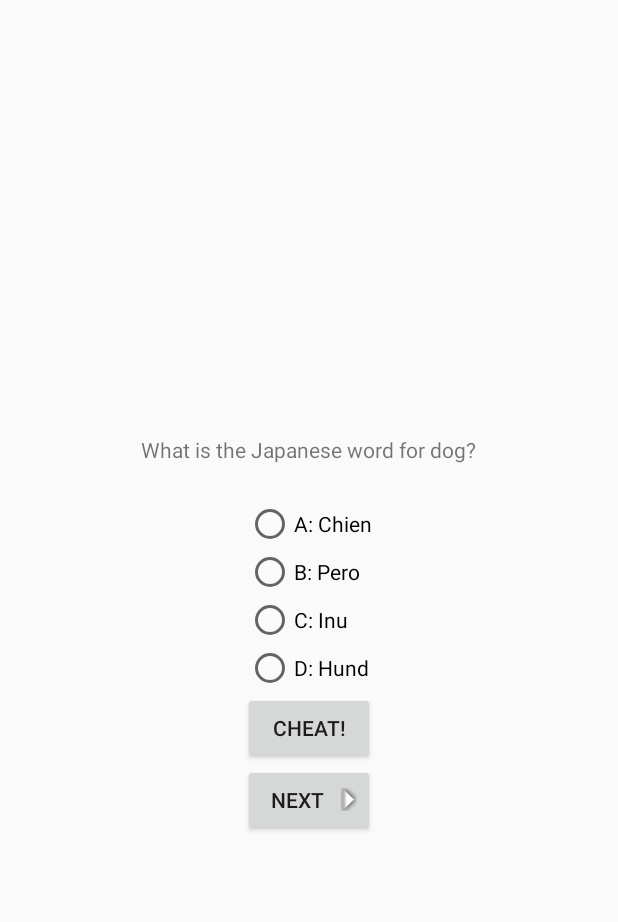
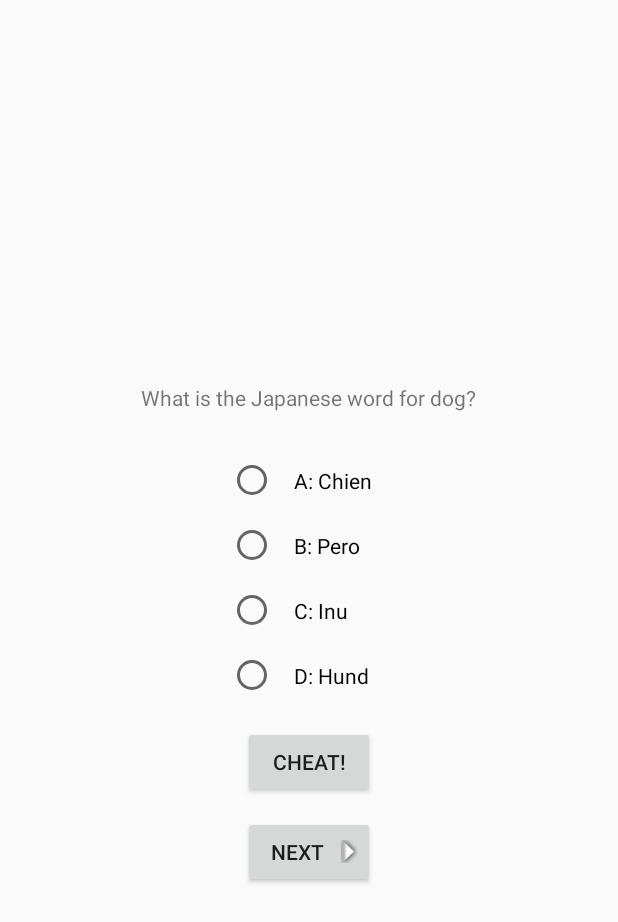
Before and after one commit to imjiazhen/ECE_558_project2, an Android app: the screen it shows after launch (QuizActivity), on a phone screen of 412 x 824 dp. Shown: the top 922 px of the screen. Run offline under Robolectric (Android 15) with nearby library versions, the phone set to English and light mode, and no system bars.

```diff
--- a/app/src/main/res/layout/activity_cheat.xml
+++ b/app/src/main/res/layout/activity_cheat.xml
@@ -14,6 +14,7 @@
               android:layout_width="wrap_content"
               android:layout_height="wrap_content"
               android:padding="24dp" />
+
     <Button
         android:id="@+id/showAnswerButton"
         android:layout_width="wrap_content"
--- a/app/src/main/res/layout/activity_quiz.xml
+++ b/app/src/main/res/layout/activity_quiz.xml
@@ -1,22 +1,4 @@
 <?xml version="1.0" encoding="utf-8"?>
-<!--<android.support.constraint.ConstraintLayout-->
-    <!--xmlns:android="http://schemas.android.com/apk/res/android"-->
-    <!--xmlns:tools="http://schemas.android.com/tools"-->
-    <!--xmlns:app="http://schemas.android.com/apk/res-auto"-->
-    <!--android:layout_width="match_parent"-->
-    <!--android:layout_height="match_parent"-->
-    <!--tools:context="com.bignerdranch.android.geoquiz.QuizActivity">-->
-
-    <!--<TextView-->
-        <!--android:layout_width="wrap_content"-->
-        <!--android:layout_height="wrap_content"-->
-        <!--android:text="Hello World!"-->
-        <!--app:layout_constraintBottom_toBottomOf="parent"-->
-        <!--app:layout_constraintLeft_toLeftOf="parent"-->
-        <!--app:layout_constraintRight_toRightOf="parent"-->
-        <!--app:layout_constraintTop_toTopOf="parent" />-->
-
-<!--</android.support.constraint.ConstraintLayout>-->
 
 <LinearLayout xmlns:android="http://schemas.android.com/apk/res/android"
     android:layout_width="match_parent"
@@ -34,17 +16,7 @@
     <LinearLayout
         android:layout_width="wrap_content"
         android:layout_height="wrap_content"
-        android:orientation="horizontal" >
-        <!--<Button-->
-            <!--android:id="@+id/true_button"-->
-            <!--android:layout_width="wrap_content"-->
-            <!--android:layout_height="wrap_content"-->
-            <!--android:text="@string/true_button" />-->
-        <!--<Button-->
-            <!--android:id="@+id/false_button"-->
-            <!--android:layout_width="wrap_content"-->
-            <!--android:layout_height="wrap_content"-->
-            <!--android:text="@string/false_button" />-->
+        android:orientation="vertical" >
 
         <RadioGroup android:layout_width="fill_parent"
                     android:layout_height="wrap_content"
@@ -53,18 +25,25 @@
             <RadioButton android:id="@+id/radio_A"
                          android:layout_width="wrap_content"
                          android:layout_height="wrap_content"
+                         android:padding="12dp"
                          android:text="@string/radio_lorem_A" />
+
             <RadioButton android:id="@+id/radio_B"
                          android:layout_width="wrap_content"
                          android:layout_height="wrap_content"
+                         android:padding="12dp"
                          android:text="@string/radio_lorem_B" />
+
             <RadioButton android:id="@+id/radio_C"
                          android:layout_width="wrap_content"
                          android:layout_height="wrap_content"
+                         android:padding="12dp"
                          android:text="@string/radio_lorem_C" />
+
             <RadioButton android:id="@+id/radio_D"
                          android:layout_width="wrap_content"
                          android:layout_height="wrap_content"
+                         android:padding="12dp"
                          android:text="@string/radio_lorem_D" />
         </RadioGroup>
 
@@ -74,12 +53,14 @@
         android:id="@+id/cheat_button"
         android:layout_width="wrap_content"
         android:layout_height="wrap_content"
+        android:layout_marginTop="12dp"
         android:text="@string/cheat_button" />
 
     <Button
         android:id="@+id/next_button"
         android:layout_width="wrap_content"
         android:layout_height="wrap_content"
+        android:layout_marginTop="12dp"
         android:text="@string/next_button"
         android:drawableRight="@mipmap/arrow_right"
         android:drawablePadding="4dp" />
--- a/app/src/main/res/values/strings.xml
+++ b/app/src/main/res/values/strings.xml
@@ -4,14 +4,23 @@
 
     <string name="app_name">GeoQuiz</string>
 
-    <string name="true_button">True</string>
-    <string name="false_button">False</string>
+    <!--                    -->
+    <!--QuizActivity strings-->
+    <!--                    -->
+
+    <string name="question_lorem">lorem ipsum dolor sit amet</string>
+
+    <string name="radio_lorem_A">lorem ipsum A</string>
+    <string name="radio_lorem_B">lorem ipsum B</string>
+    <string name="radio_lorem_C">lorem ipsum C</string>
+    <string name="radio_lorem_D">lorem ipsum D</string>
+
+    <string name="cheat_button">Cheat!</string>
     <string name="next_button">Next</string>
-
-    <string name="menu_settings">Settings</string>
 
     <string name="correct_toast">Correct!</string>
     <string name="incorrect_toast">Incorrect!</string>
+    <string name="judgement_toast">Cheating is wrong</string>
 
     <string name="question_oceans">The Pacific Ocean is larger than the Atlantic Ocean.</string>
     <string name="question_mideast">The Suez Canal connects the Red Sea and the Indian Ocean.</string>
@@ -19,16 +28,21 @@
     <string name="question_americas">The Amazon River is the longest river in the Americas.</string>
     <string name="question_asia">Lake Baikal is the world\'s oldest and deepest freshwater lake.</string>
 
-    <string name="cheat_button">Cheat!</string>
+    <!--                     -->
+    <!--CheatActivity strings-->
+    <!--                     -->
+
     <string name="warning_text">Are you sure you want to do this?</string>
     <string name="show_answer_button">Show Answer</string>
-    <string name="judgement_toast">Cheating is wrong.</string>
 
-    <string name="radio_lorem_A">lorem ipsum A</string>
-    <string name="radio_lorem_B">lorem ipsum B</string>
-    <string name="radio_lorem_C">lorem ipsum C</string>
-    <string name="radio_lorem_D">lorem ipsum D</string>
+    <!--                       -->
+    <!--ResultsActivity strings-->
+    <!--                       -->
 
-    <string name="question_lorem">lorem ipsum dolor sit amet</string>
+    <string name="text_congratulations">Congratulations!</string>
+    <string name="text_you_got">You got</string>
+    <string name="lorem_score">##</string>
+    <string name="text_answers_correct">answers correct.</string>
+    <string name="button_home">Home</string>
 
 </resources>
```
Also changed, not shown: app/src/main/java/com/bignerdranch/android/geoquiz/QuizActivity.java (+2 -25 lines), app/src/main/res/layout/activity_results.xml (added, +40 -0 lines).
